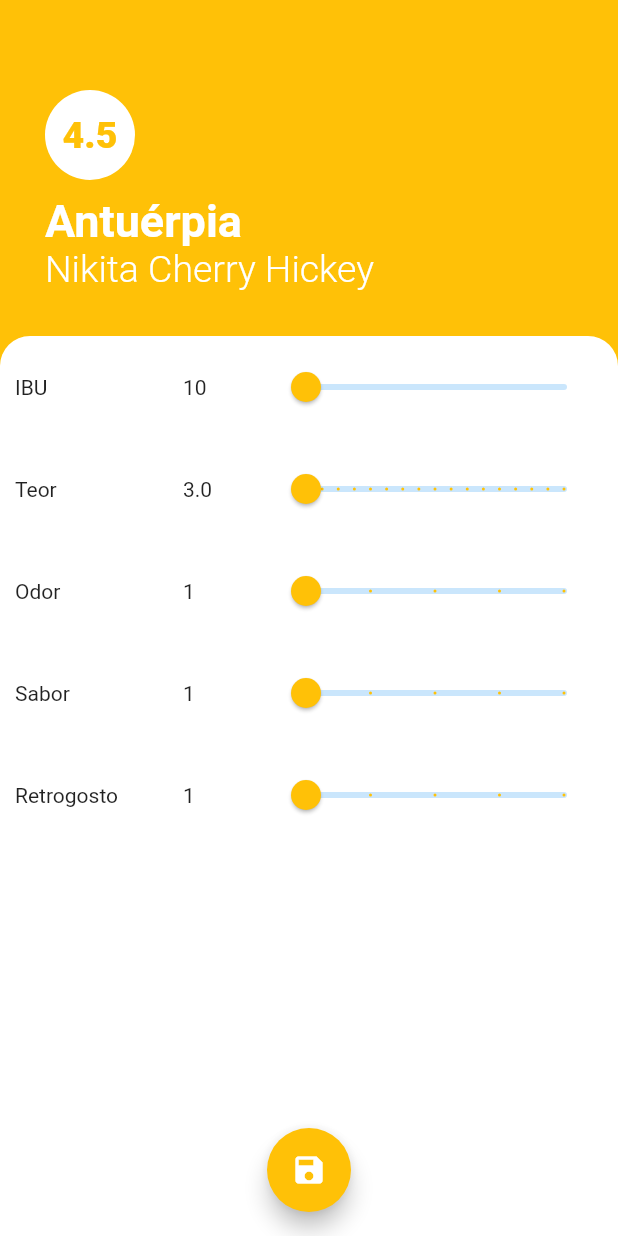
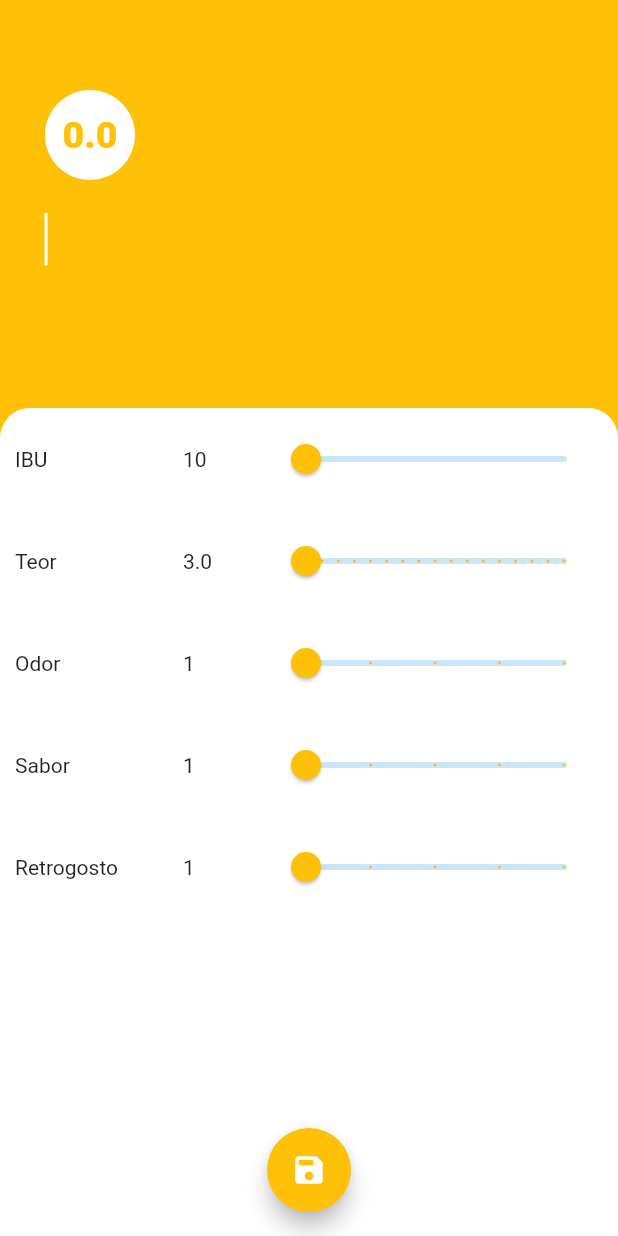
Before and after one commit to hqsander/beer-buddies, a Flutter app: the TelaEdicaoCerveja screen opened by its route, on a phone screen of 412 x 824 dp. Run offline on Flutter 3.47's test engine with Material 2 defaults, Android fonts, the light colour scheme and no system bars.

Commit message:
Calcula nota e adiciona inputs para nome e cervejaria

```diff
--- a/lib/store.dart
+++ b/lib/store.dart
@@ -2,38 +2,7 @@ import 'package:beer_buddies/modelo/cerveja.dart';
 import 'package:flutter/foundation.dart';
 
 class Store extends ChangeNotifier {
-  List<Cerveja> cervejas = [
-    Cerveja(
-        nome: "nome1",
-        cervejaria: "cervejaria1",
-        estilo: "estilo1",
-        possuiIbuInformado: true,
-        ibu: 40,
-        teor: 5,
-        odor: 3,
-        sabor: 3,
-        retrogosto: 3),
-    Cerveja(
-        nome: "nome2",
-        cervejaria: "cervejaria2",
-        estilo: "estilo2",
-        possuiIbuInformado: true,
-        ibu: 40,
-        teor: 5,
-        odor: 3,
-        sabor: 3,
-        retrogosto: 3),
-    Cerveja(
-        nome: "nome3",
-        cervejaria: "cervejaria3",
-        estilo: "estilo3",
-        possuiIbuInformado: true,
-        ibu: 40,
-        teor: 5,
-        odor: 3,
-        sabor: 3,
-        retrogosto: 3),
-  ];
+  List<Cerveja> cervejas = [];
 
   void addCerveja(Cerveja novaCerveja) {
     cervejas.add(novaCerveja);
--- a/lib/telas/tela_edicao_cerveja.dart
+++ b/lib/telas/tela_edicao_cerveja.dart
@@ -11,6 +11,15 @@ class TelaEdicaoCerveja extends StatefulWidget {
 class _TelaEdicaoCervejaState extends State<TelaEdicaoCerveja> {
   Cerveja cerveja = new Cerveja();
 
+  double calculaMedia() {
+    if (cerveja.odor != null &&
+        cerveja.sabor != null &&
+        cerveja.retrogosto != null) {
+      return (cerveja.odor + cerveja.sabor + cerveja.retrogosto) / 3;
+    }
+    return 0;
+  }
+
   @override
   Widget build(BuildContext context) {
     return Scaffold(
@@ -22,16 +31,8 @@ class _TelaEdicaoCervejaState extends State<TelaEdicaoCerveja> {
           color: Colors.white,
         ),
         onPressed: () {
-          cerveja.cervejaria = "Cervejaria";
-          cerveja.nome = "Nome";
           cerveja.estilo = "Estilo";
           cerveja.possuiIbuInformado = true;
-
-          print(cerveja.ibu);
-          print(cerveja.teor);
-          print(cerveja.odor);
-          print(cerveja.sabor);
-          print(cerveja.retrogosto);
 
           Provider.of<Store>(context, listen: false).addCerveja(cerveja);
           Navigator.pop(context);
@@ -53,7 +54,7 @@ class _TelaEdicaoCervejaState extends State<TelaEdicaoCerveja> {
               children: [
                 CircleAvatar(
                   child: Text(
-                    "4.5",
+                    calculaMedia().toStringAsFixed(1),
                     style: TextStyle(
                       color: Colors.amber,
                       fontSize: 25,
@@ -66,21 +67,30 @@ class _TelaEdicaoCervejaState extends State<TelaEdicaoCerveja> {
                 SizedBox(
                   height: 10,
                 ),
-                Text(
-                  "Antuérpia",
+                TextField(
+                  cursorColor: Colors.white,
+                  autofocus: true,
                   style: TextStyle(
                     color: Colors.white,
                     fontSize: 30,
                     fontWeight: FontWeight.w700,
                   ),
+                  decoration: InputDecoration(
+                    border: InputBorder.none,
+                  ),
+                  onChanged: (cervejaria) => cerveja.cervejaria = cervejaria,
                 ),
-                Text(
-                  "Nikita Cherry Hickey",
+                TextField(
+                  cursorColor: Colors.white,
                   style: TextStyle(
                     color: Colors.white,
                     fontSize: 25,
                     fontWeight: FontWeight.w300,
                   ),
+                  decoration: InputDecoration(
+                    border: InputBorder.none,
+                  ),
+                  onChanged: (nome) => cerveja.nome = nome,
                 ),
               ],
             ),
@@ -118,7 +128,12 @@ class _TelaEdicaoCervejaState extends State<TelaEdicaoCerveja> {
                     max: 5,
                     divisions: 4,
                     precisao: 0,
-                    callback: (double odor) => cerveja.odor = odor.round(),
+                    callback: (double odor) {
+                      cerveja.odor = odor.round();
+                      setState(() {
+                        calculaMedia();
+                      });
+                    },
                   ),
                   SliderAvaliacao(
                     item: "Sabor",
@@ -126,7 +141,12 @@ class _TelaEdicaoCervejaState extends State<TelaEdicaoCerveja> {
                     max: 5,
                     divisions: 4,
                     precisao: 0,
-                    callback: (double sabor) => cerveja.sabor = sabor.round(),
+                    callback: (double sabor) {
+                      cerveja.sabor = sabor.round();
+                      setState(() {
+                        calculaMedia();
+                      });
+                    },
                   ),
                   SliderAvaliacao(
                     item: "Retrogosto",
@@ -134,8 +154,12 @@ class _TelaEdicaoCervejaState extends State<TelaEdicaoCerveja> {
                     max: 5,
                     divisions: 4,
                     precisao: 0,
-                    callback: (double retrogosto) =>
-                        cerveja.retrogosto = retrogosto.round(),
+                    callback: (double retrogosto) {
+                      cerveja.retrogosto = retrogosto.round();
+                      setState(() {
+                        calculaMedia();
+                      });
+                    },
                   ),
                 ],
               ),
```
